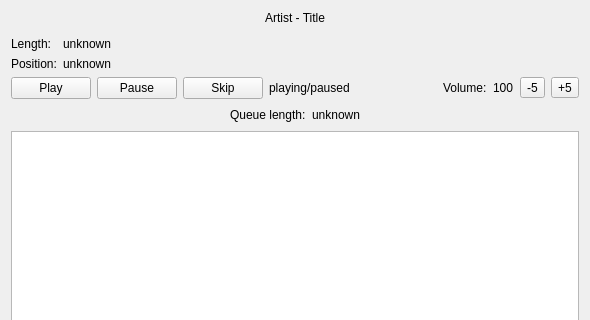
hyperquantum/PMP, file src/gui-remote/mainwidget.ui: the form before one commit; both pictures show x 0 to 590 and y 0 to 320 of the 590 by 550 pixel window.
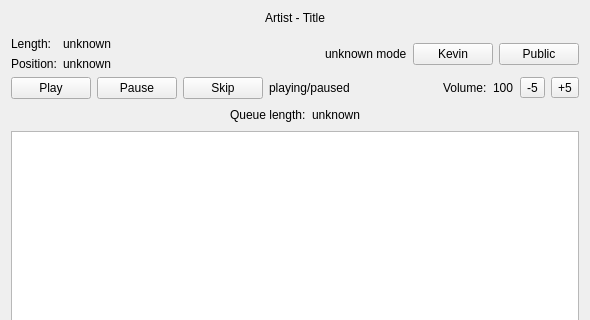
The form after the commit. Custom widgets are drawn as their Qt base class.

Commit message: Implemented public/personal mode. It has no effect yet, though.

```diff
--- a/src/gui-remote/mainwidget.ui
+++ b/src/gui-remote/mainwidget.ui
@@ -38,6 +38,8 @@
     </layout>
    </item>
    <item>
+    <layout class="QHBoxLayout" name="horizontalLayout_4">
+     <item>
     <layout class="QFormLayout" name="formLayout">
      <property name="fieldGrowthPolicy">
       <enum>QFormLayout::AllNonFixedFieldsGrow</enum>
@@ -69,6 +71,46 @@
         <string>unknown</string>
        </property>
       </widget>
+       </item>
+      </layout>
+     </item>
+     <item>
+      <spacer name="horizontalSpacer_6">
+       <property name="orientation">
+        <enum>Qt::Horizontal</enum>
+       </property>
+       <property name="sizeHint" stdset="0">
+        <size>
+         <width>40</width>
+         <height>20</height>
+        </size>
+       </property>
+      </spacer>
+     </item>
+     <item>
+      <widget class="QLabel" name="userPlayingForLabel">
+       <property name="text">
+        <string>unknown mode</string>
+       </property>
+      </widget>
+     </item>
+     <item>
+      <layout class="QHBoxLayout" name="horizontalLayout_5">
+       <item>
+        <widget class="QPushButton" name="toPersonalModeButton">
+         <property name="text">
+          <string>Kevin</string>
+         </property>
+        </widget>
+       </item>
+       <item>
+        <widget class="QPushButton" name="toPublicModeButton">
+         <property name="text">
+          <string>Public</string>
+         </property>
+        </widget>
+       </item>
+      </layout>
      </item>
     </layout>
    </item>
```
Lines whose indentation alone changed are shown as unchanged. The commit also changes 13 other files.
